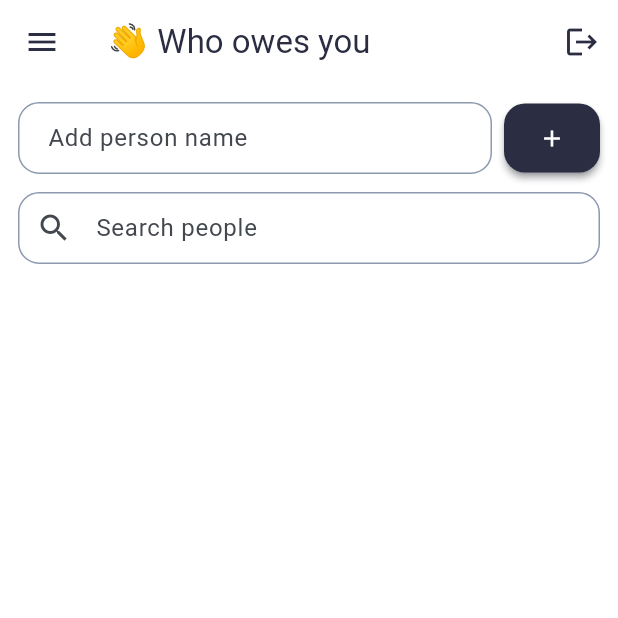
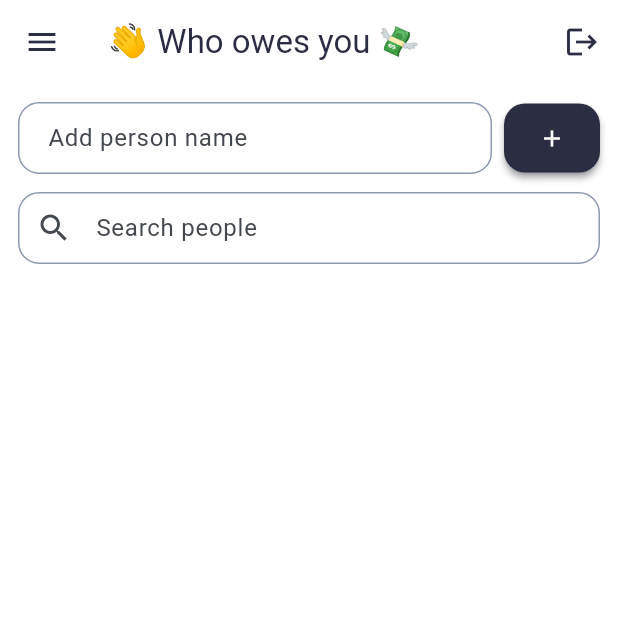
Before and after one commit to BetselotB/Dube, a Flutter app: the HomePage screen opened directly, on a phone screen of 412 x 824 dp, the top half of it. Run offline on Flutter 3.47's test engine with Material 3 defaults, Android fonts, the phone set to English and light mode, and no system bars; our stand-ins replace cloud_firestore, connectivity_plus, firebase_auth, firebase_core, google_sign_in, share_plus and 2 more; accounts and stored records are empty.

Commit message:
another small fix

```diff
--- a/lib/pages/homepage/homepage.dart
+++ b/lib/pages/homepage/homepage.dart
@@ -379,7 +379,7 @@ class _HomePageState extends State<HomePage> {
           icon: const Icon(Icons.menu),
           onPressed: () => _scaffoldKey.currentState?.openDrawer(),
         ),
-        title: const Text('👋 Who owes you'),
+        title: const Text('👋 Who owes you 💸'),
         actions: [
           IconButton(
             icon: const Icon(Icons.logout),
```
